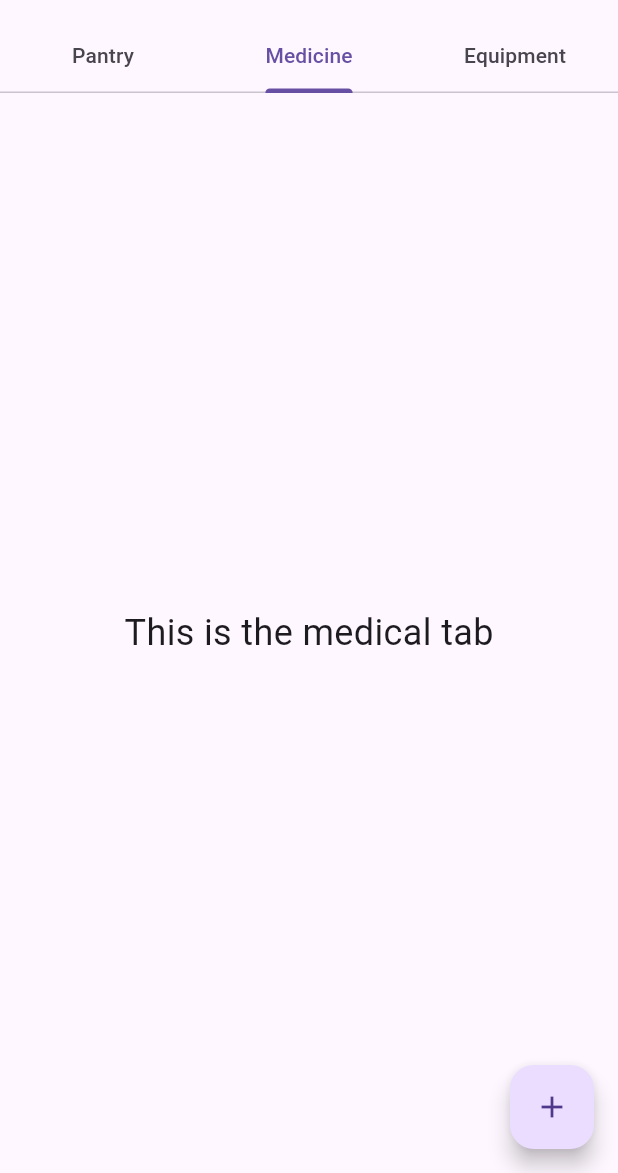
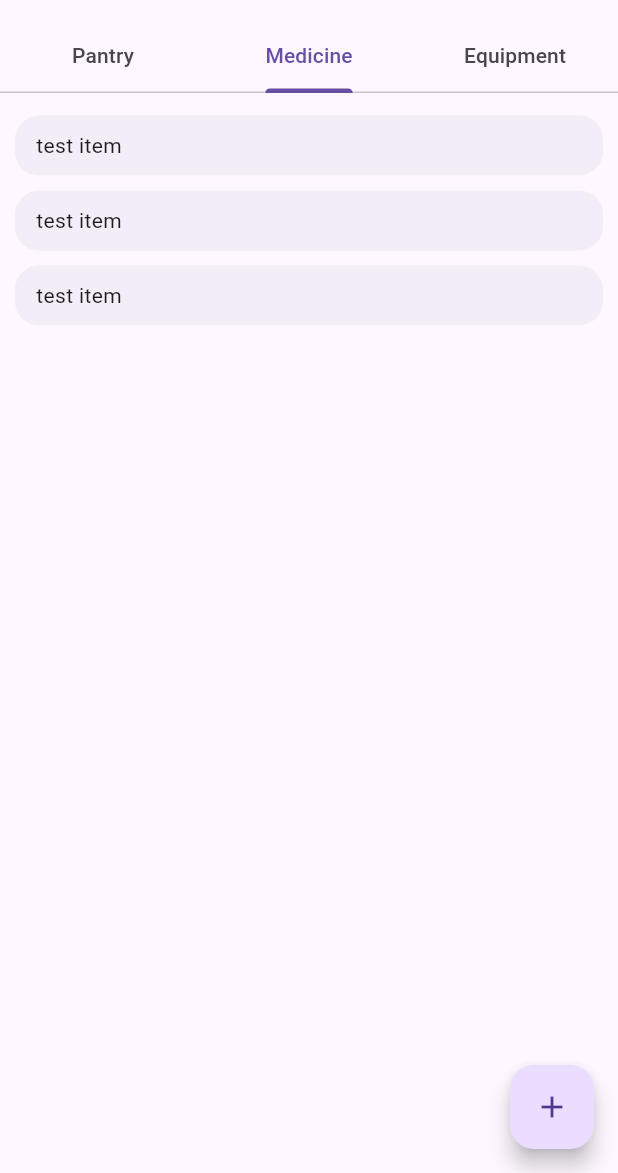
Before and after one commit to ElliotMS-Chalmers/prepster, a Flutter app: the InventoryPage screen opened directly, tab 2 chosen, on a phone screen of 412 x 824 dp, the part 63-1236 px from its top. Run offline on Flutter 3.47's test engine with Material 3 defaults, Android fonts, the phone set to English and light mode, and no system bars; our stand-ins replace easy_localization, fl_chart, logger, shared_preferences; missing offline and left inert: flutter_pdfview; accounts and stored records are empty.

Commit message:
Basic medical & equipement items; Basic list item detailed view; Dynamic add item button based on tab

```diff
--- a/lib/main.dart
+++ b/lib/main.dart
@@ -73,9 +73,9 @@ class App extends StatelessWidget {
       providers: [
         ChangeNotifierProvider(create: (_) => PantryViewModel(PantryRepository())),
         ChangeNotifierProvider(create: (_) => SettingsViewModel(SettingsRepository(SettingsService.instance)), child: SettingsPage(),),
-        ChangeNotifierProxyProvider2<PantryViewModel, SettingsViewModel,DashboardViewModel>(
+        ChangeNotifierProxyProvider2<PantryViewModel, SettingsViewModel, DashboardViewModel>(
           create: (_) => DashboardViewModel(null, null),
-          update: (_, pantryVM, settingsVM,previousDashboardVM) => DashboardViewModel(
+          update: (_, pantryVM, settingsVM, previousDashboardVM) => DashboardViewModel(
             pantryVM,
             settingsVM,
           ),
--- a/lib/ui/pages/inventory/inventory.dart
+++ b/lib/ui/pages/inventory/inventory.dart
@@ -1,12 +1,12 @@
 import 'package:flutter/material.dart';
-import 'package:prepster/ui/pages/inventory/tabs/medical.dart';
+import 'package:prepster/ui/pages/inventory/tabs/medicine/medical.dart';
 import 'package:prepster/ui/pages/inventory/tabs/pantry/pantry.dart';
 import 'package:provider/provider.dart';
 import 'package:easy_localization/easy_localization.dart';
 import 'package:prepster/model/entities/pantry_item.dart';
 import '../../viewmodels/pantry_view_model.dart';
 import 'new_item_dialog_popup.dart';
-import 'tabs/equipment.dart';
+import 'tabs/equipment/equipment.dart';
 
 class InventoryPage extends StatefulWidget {
   InventoryPage({super.key});
@@ -15,8 +15,20 @@ class InventoryPage extends StatefulWidget {
   _InventoryPageState createState() => _InventoryPageState();
 }
 
-class _InventoryPageState extends State<InventoryPage> {
-  _InventoryPageState();
+class _InventoryPageState extends State<InventoryPage> with TickerProviderStateMixin {
+  late TabController _tabController;
+
+  @override
+  void initState() {
+    super.initState();
+    _tabController = TabController(length: 3, vsync: this);
+  }
+
+  @override
+  void dispose() {
+    _tabController.dispose();
+    super.dispose();
+  }
 
   void _addPantryItem(
       String name,
@@ -59,11 +71,14 @@ class _InventoryPageState extends State<InventoryPage> {
   }
 
   void _displayItemPopup() {
+    final currentTab = _tabController.index;
+
+    switch (currentTab) {
+      case 0: // Pantry tab
         DateTime? selectedDate;
         showDialog(
           context: context,
-      builder:
-          (_) => NewItemDialogPopup(
+          builder: (_) => NewItemDialogPopup(
             selectedDate: selectedDate,
             onSubmit: (name, calories, weight, carbs, protein, fat, date) {
               _addPantryItem(name, calories, weight, carbs, protein, fat, date);
@@ -73,16 +88,36 @@ class _InventoryPageState extends State<InventoryPage> {
             },
           ),
         );
+        break;
+      case 1: // Medicine tab
+      // Show medicine dialog here
+        showDialog(
+          context: context,
+          builder: (_) => const AlertDialog(
+            title: Text('Enter item info'),
+            content: Text('...'),
+          ),
+        );
+        break;
+      case 2: // Equipment tab
+        showDialog(
+          context: context,
+          builder: (_) => const AlertDialog(
+            title: Text('Enter item info'),
+            content: Text('...'),
+          ),
+        );
+        break;
+    }
   }
 
   @override
   Widget build(BuildContext context) {
-    return DefaultTabController(
-      length: 3,
-      child: Scaffold(
+    return Scaffold(
       appBar: AppBar(
         title: Text('inventory_page_title'.tr()),
         bottom: TabBar(
+          controller: _tabController,
           tabs: [
             Tab(text: 'pantry_tab_name'.tr()),
             Tab(text: 'medicine_tab_name'.tr()),
@@ -91,6 +126,7 @@ class _InventoryPageState extends State<InventoryPage> {
         ),
       ),
       body: TabBarView(
+        controller: _tabController,
         children: [
           PantryTab(),
           MedicalTab(),
@@ -102,7 +138,6 @@ class _InventoryPageState extends State<InventoryPage> {
         tooltip: 'tooltip_add_pantry_item'.tr(),
         child: const Icon(Icons.add),
       ),
-      ),
     );
   }
 }
--- a/lib/ui/pages/inventory/tabs/equipment.dart
+++ /dev/null
@@ -1,12 +0,0 @@
-import 'package:flutter/material.dart';
-
-class EquipmentTab extends StatelessWidget {
-  const EquipmentTab({super.key});
-
-  @override
-  Widget build(BuildContext context) {
-    return Scaffold(
-      body: const Center(child: Text('This is the equipment tab', style: TextStyle(fontSize: 24))),
-    );
-  }
-}
--- a/lib/ui/pages/inventory/tabs/medical.dart
+++ /dev/null
@@ -1,12 +0,0 @@
-import 'package:flutter/material.dart';
-
-class MedicalTab extends StatelessWidget {
-  const MedicalTab({super.key});
-
-  @override
-  Widget build(BuildContext context) {
-    return Scaffold(
-      body: const Center(child: Text('This is the medical tab', style: TextStyle(fontSize: 24))),
-    );
-  }
-}
--- /dev/null
+++ b/lib/ui/pages/inventory/tabs/medicine/medical.dart
@@ -0,0 +1,22 @@
+import 'package:flutter/material.dart';
+import 'package:prepster/ui/pages/inventory/tabs/medicine/medical_list_item.dart';
+
+class MedicalTab extends StatelessWidget {
+  const MedicalTab({super.key});
+
+  @override
+  Widget build(BuildContext context) {
+    return Scaffold(
+      body: ListView.builder(
+        padding: const EdgeInsets.all(10),
+        itemCount: 3,
+        itemBuilder: (context, index) {
+          return MedicalListItem(
+            index: index,
+            onDelete: (i) => null,
+          );
+        },
+      ),
+    );
+  }
+}
--- /dev/null
+++ b/lib/ui/pages/inventory/tabs/medicine/medical_list_item.dart
@@ -0,0 +1,26 @@
+import 'package:flutter/material.dart';
+
+import '../../../../widgets/list_item.dart';
+
+class MedicalListItem extends StatelessWidget {
+  final int index;
+  final void Function(String itemId) onDelete;
+
+  const MedicalListItem({
+    super.key,
+    required this.index,
+    required this.onDelete,
+  });
+
+  @override
+  Widget build(BuildContext context) {
+    final colorScheme = Theme.of(context).colorScheme;
+
+    return ListItem(
+      id: index.toString(),
+      onDismissed: onDelete,
+      expandedContent: Text("expanded test"),
+      headerContent:Text("test item")
+    );
+  }
+}
--- /dev/null
+++ b/lib/ui/widgets/list_item.dart
@@ -0,0 +1,77 @@
+import 'package:flutter/material.dart';
+
+class ListItem extends StatefulWidget {
+  final String id;
+  final void Function(String id)? onDismissed;
+  final Widget headerContent;
+  final Widget? expandedContent;
+
+  const ListItem({
+    super.key,
+    required this.id,
+    this.onDismissed,
+    required this.headerContent,
+    this.expandedContent,
+  });
+
+  @override
+  State<ListItem> createState() => _ListItemState();
+}
+
+class _ListItemState extends State<ListItem> {
+  bool _isExpanded = false;
+
+  void _toggleExpanded() {
+    setState(() {
+      _isExpanded = !_isExpanded;
+    });
+  }
+
+  @override
+  Widget build(BuildContext context) {
+    final colorScheme = Theme.of(context).colorScheme;
+
+    Widget content = GestureDetector(
+      onTap: _toggleExpanded,
+      child: Container(
+        margin: const EdgeInsets.symmetric(vertical: 5),
+        padding: const EdgeInsets.symmetric(
+          vertical: 10,
+          horizontal: 14
+        ),
+        decoration: BoxDecoration(
+          color: colorScheme.surfaceContainer,
+          borderRadius: BorderRadius.circular(16),
+        ),
+        child: Column(
+          crossAxisAlignment: CrossAxisAlignment.start,
+          children: [
+            widget.headerContent,
+            ClipRect(
+              child: AnimatedAlign(
+                alignment: Alignment.topCenter,
+                heightFactor: _isExpanded ? 1.0 : 0.0,
+                duration: const Duration(milliseconds: 150),
+                curve: Curves.easeInOut,
+                child: widget.expandedContent ?? const SizedBox.shrink(),
+              ),
+            ),
+          ],
+        ),
+      ),
+    );
+
+    if (widget.onDismissed != null) {
+      content = Dismissible(
+        key: Key(widget.id),
+        direction: DismissDirection.endToStart,
+        onDismissed: (_) => widget.onDismissed!(widget.id),
+        child: content,
+      );
+    }
+
+    return content;
+  }
+
+
+}
```
Also changed, not shown: lib/ui/pages/inventory/tabs/equipment/equipment.dart (added, +23 -0 lines), lib/ui/pages/inventory/tabs/equipment/equipment_list_item.dart (added, +26 -0 lines), lib/ui/pages/inventory/tabs/pantry/pantry_list_item.dart (+8 -9 lines), lib/ui/widgets/dismissible_list_item.dart (deleted, +0 -40 lines). Lines whose indentation alone changed are shown as unchanged.
